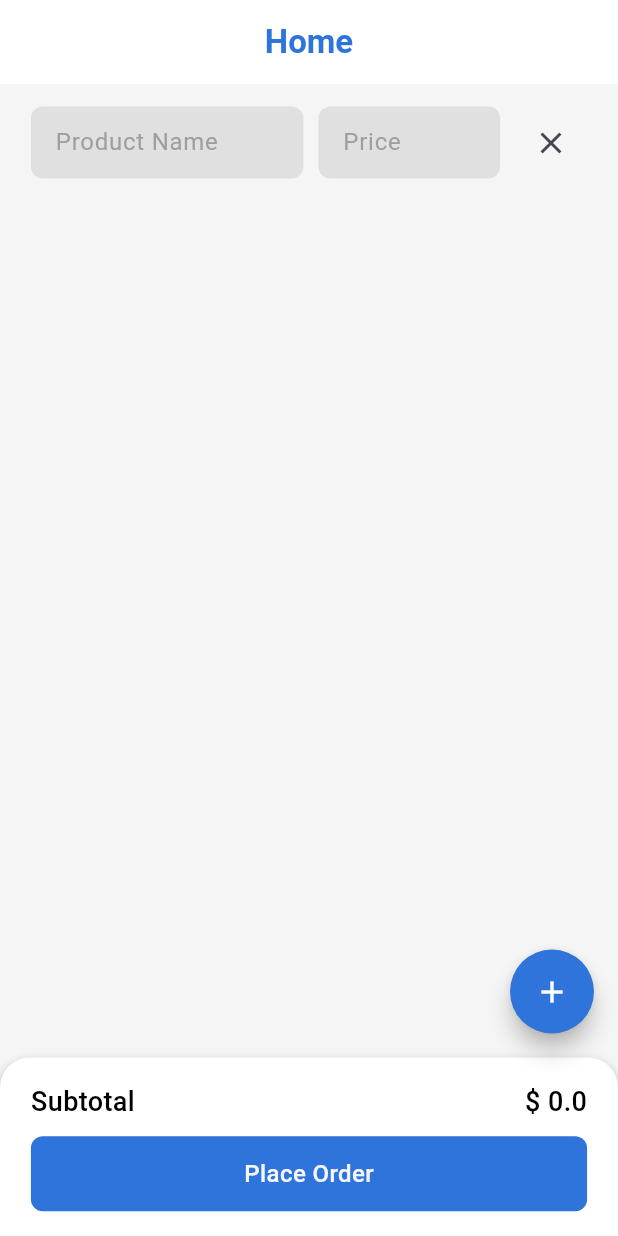
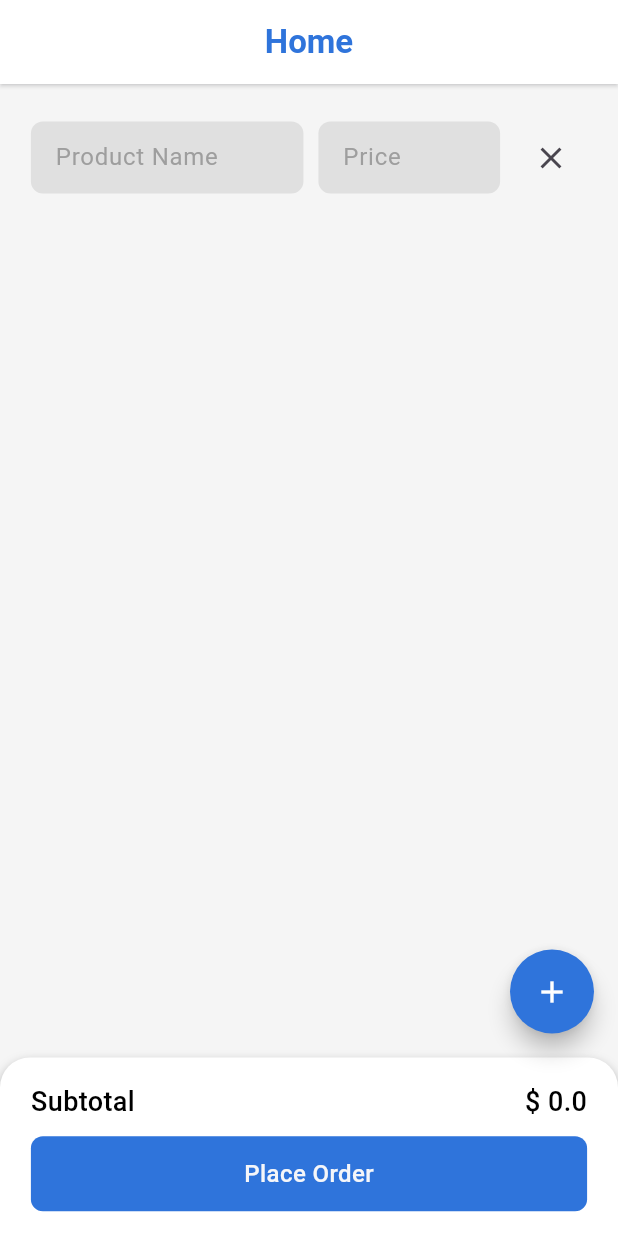
Before and after one commit to akshaykk07/mtest, a Flutter app: the screen it shows after launch, after a tap on the "add" icon, on a phone screen of 412 x 824 dp. Run offline on Flutter 3.47's test engine with Material 3 defaults, Android fonts, the phone set to English and light mode, and no system bars.

Commit message:
first commit

```diff
--- a/lib/main.dart
+++ b/lib/main.dart
@@ -18,7 +18,7 @@ class MyApp extends StatelessWidget {
         colorScheme: ColorScheme.fromSeed(seedColor: Colors.deepPurple),
         useMaterial3: true,
       ),
-      home: HomeScreen(),
+      home: const HomeScreen(),
     );
   }
 }
--- a/lib/view/home_screen.dart
+++ b/lib/view/home_screen.dart
@@ -28,14 +28,17 @@ class _HomeScreenState extends State<HomeScreen> {
           colors: customBlue,
           fontWeight: FontWeight.w600,
         ),
-        backgroundColor: Colors.white,
+        backgroundColor: white,
+        shadowColor: whiteone,
+        elevation: 1,
+        surfaceTintColor: Colors.transparent,
       ),
       body: Padding(
         padding: EdgeInsets.symmetric(horizontal: size.width * 0.05),
         child: ListView.builder(
           itemBuilder: (context, index) {
             return Padding(
-              padding: const EdgeInsets.only(top: 15),
+              padding: const EdgeInsets.only(top: 25),
               child: Row(
                 children: [
                   Expanded(
```
